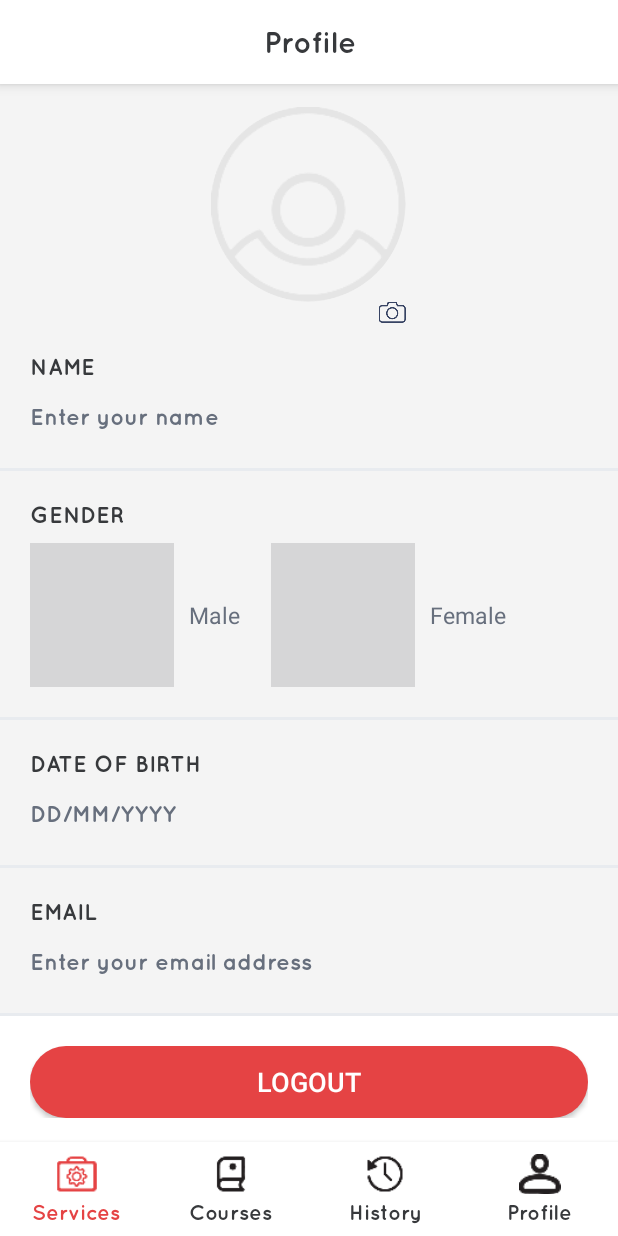
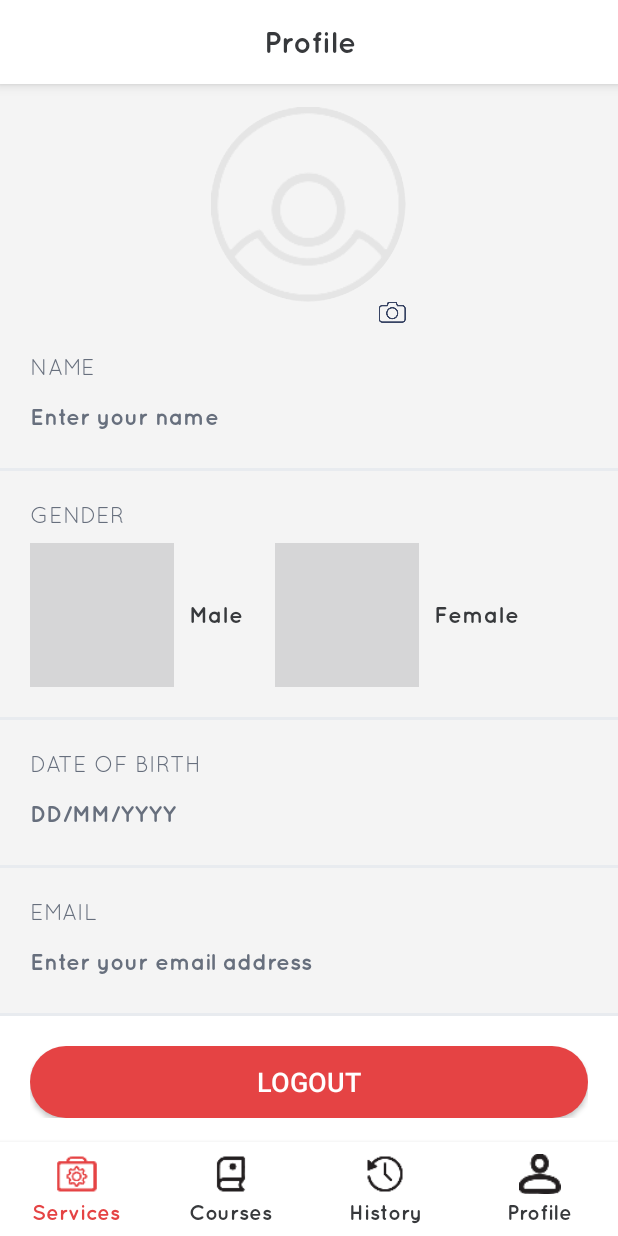
Before and after one commit to dhaval2019/enrich-acedemy-app-andriod, an Android app: the fragment ProfileFragment placed in its activity, on a phone screen of 412 x 824 dp. Run offline under Robolectric (Android 15) with nearby library versions, the phone set to English and light mode, and no system bars; our stand-ins replace CircleImageView; network calls fail; pictures from the network do not load; 5 statements that could not run were skipped.

Commit message:
Profile, Order completion

```diff
--- a/app/src/main/java/enrich/enrichacademy/fragments/ProfileFragment.java
+++ b/app/src/main/java/enrich/enrichacademy/fragments/ProfileFragment.java
@@ -1,6 +1,7 @@
 package enrich.enrichacademy.fragments;
 
 import android.content.Intent;
+import android.graphics.Typeface;
 import android.os.Bundle;
 import android.support.annotation.Nullable;
 import android.support.v4.app.Fragment;
@@ -54,6 +55,10 @@ public class ProfileFragment extends Fragment {
         female = (RadioButton) rootView.findViewById(R.id.profile_user_gender_female);
         logout = (Button) rootView.findViewById(R.id.profile_signout_btn);
 
+        Typeface typeface = Typeface.createFromAsset(getResources().getAssets(), "fonts/Quicksand-Bold.otf");
+        male.setTypeface(typeface);
+        female.setTypeface(typeface);
+
         male.setClickable(false);
         female.setClickable(false);
         male.setEnabled(false);
--- a/app/src/main/java/enrich/enrichacademy/fragments/ServicesFragment.java
+++ b/app/src/main/java/enrich/enrichacademy/fragments/ServicesFragment.java
@@ -168,7 +168,7 @@ public class ServicesFragment extends Fragment {
     }
 
     public void mapTopologiesAndServices(ServicesModel[] servicesModels, TopologyModel[] topologyModels) {
-        if (servicesModels != null && topologyModels.length > 0 && servicesModels != null && topologyModels.length > 0) {
+        if (servicesModels != null && servicesModels.length > 0 && topologyModels != null && topologyModels.length > 0) {
             EnrichUtils.cancelCurrentDialog(getActivity());
             HashMap<Integer, ArrayList<ServicesModel>> servicesMap = new HashMap<>();
             for (int i = 0; i < servicesModels.length; i++) {
--- a/app/src/main/java/enrich/enrichacademy/model/HistoryModel.java
+++ b/app/src/main/java/enrich/enrichacademy/model/HistoryModel.java
@@ -18,6 +18,7 @@ public class HistoryModel implements Parcelable {
         this.rate = rate;
         this.time = time;
     }
+
 
     protected HistoryModel(Parcel in) {
         name = in.readString();
--- a/app/src/main/java/enrich/enrichacademy/model/ServicesModel.java
+++ b/app/src/main/java/enrich/enrichacademy/model/ServicesModel.java
@@ -36,7 +36,6 @@ public class ServicesModel implements Parent<String>, Parcelable {
     public double DiscountPrice;
 
     public TimingModel TimingModel;
-
 
     protected ServicesModel(Parcel in) {
         Id = in.readInt();
--- a/app/src/main/java/enrich/enrichacademy/view/CustomTextView.java
+++ b/app/src/main/java/enrich/enrichacademy/view/CustomTextView.java
@@ -13,7 +13,7 @@ import enrich.enrichacademy.utils.Constants;
  * Created by Admin on 21-Feb-17.
  */
 
-public class CustomTextView extends TextView {
+public class CustomTextView extends android.support.v7.widget.AppCompatTextView {
 
     public static Typeface REGULAR_TTF;
     public static Typeface BOLD_TTF;
--- a/app/src/main/res/layout/fragment_course.xml
+++ b/app/src/main/res/layout/fragment_course.xml
@@ -23,8 +23,8 @@
             android:layout_width="match_parent"
             android:layout_height="match_parent"
             android:layout_centerInParent="true"
-            android:layout_centerVertical="true">
-
+            android:layout_centerVertical="true"
+            android:elevation="5dp">
 
             <enrich.enrichacademy.view.CustomTextView
                 android:layout_width="wrap_content"
--- a/app/src/main/res/layout/fragment_profile.xml
+++ b/app/src/main/res/layout/fragment_profile.xml
@@ -44,6 +44,7 @@
                 android:orientation="vertical">
 
                 <LinearLayout
+                    android:id="@+id/profile_image"
                     android:layout_width="wrap_content"
                     android:layout_height="wrap_content"
                     android:layout_gravity="center_horizontal"
@@ -74,9 +75,9 @@
                         android:layout_width="wrap_content"
                         android:layout_height="wrap_content"
                         android:text="NAME"
-                        android:textColor="@color/text_color"
+                        android:textColor="@color/text_color_hint"
                         android:textSize="15sp"
-                        app:font_type="bold" />
+                        app:font_type="reqular" />
 
                     <enrich.enrichacademy.view.CustomTextView
                         android:id="@+id/profile_user_name"
@@ -110,9 +111,9 @@
                         android:layout_width="wrap_content"
                         android:layout_height="wrap_content"
                         android:text="GENDER"
-                        android:textColor="@color/text_color"
+                        android:textColor="@color/text_color_hint"
                         android:textSize="15sp"
-                        app:font_type="bold" />
+                        app:font_type="reqular" />
 
                     <RadioGroup
                         android:layout_width="match_parent"
@@ -130,7 +131,7 @@
                             android:paddingRight="5dp"
                             android:paddingTop="5dp"
                             android:text="Male"
-                            android:textColor="@color/text_color_hint"
+                            android:textColor="@color/text_color"
                             android:textSize="15dp" />
 
                         <RadioButton
@@ -144,7 +145,7 @@
                             android:paddingRight="5dp"
                             android:paddingTop="5dp"
                             android:text="Female"
-                            android:textColor="@color/text_color_hint"
+                            android:textColor="@color/text_color"
                             android:textSize="15dp" />
 
                     </RadioGroup>
@@ -166,9 +167,9 @@
                         android:layout_width="wrap_content"
                         android:layout_height="wrap_content"
                         android:text="DATE OF BIRTH"
-                        android:textColor="@color/text_color"
+                        android:textColor="@color/text_color_hint"
                         android:textSize="15sp"
-                        app:font_type="bold" />
+                        app:font_type="reqular" />
 
                     <enrich.enrichacademy.view.CustomTextView
                         android:id="@+id/profile_user_dob"
@@ -198,12 +199,13 @@
                     android:padding="20dp">
 
                     <enrich.enrichacademy.view.CustomTextView
+                        android:id="@+id/customTextView"
                         android:layout_width="wrap_content"
                         android:layout_height="wrap_content"
                         android:text="EMAIL"
-                        android:textColor="@color/text_color"
+                        android:textColor="@color/text_color_hint"
                         android:textSize="15sp"
-                        app:font_type="bold" />
+                        app:font_type="reqular" />
 
                     <enrich.enrichacademy.view.CustomTextView
                         android:id="@+id/profile_user_email"
--- a/app/src/main/res/layout/fragment_services.xml
+++ b/app/src/main/res/layout/fragment_services.xml
@@ -20,6 +20,7 @@
             android:layout_alignParentStart="true"
             android:layout_alignParentTop="true"
             android:background="@color/white"
+            android:elevation="5dp"
             android:gravity="center"
             android:orientation="horizontal">
 
--- a/build.gradle
+++ b/build.gradle
@@ -5,7 +5,7 @@ buildscript {
         jcenter()
     }
     dependencies {
-        classpath 'com.android.tools.build:gradle:2.3.0'
+        classpath 'com.android.tools.build:gradle:2.3.1'
 
         // NOTE: Do not place your application dependencies here; they belong
         // in the individual module build.gradle files
```
Also changed, not shown: 90 other files.
